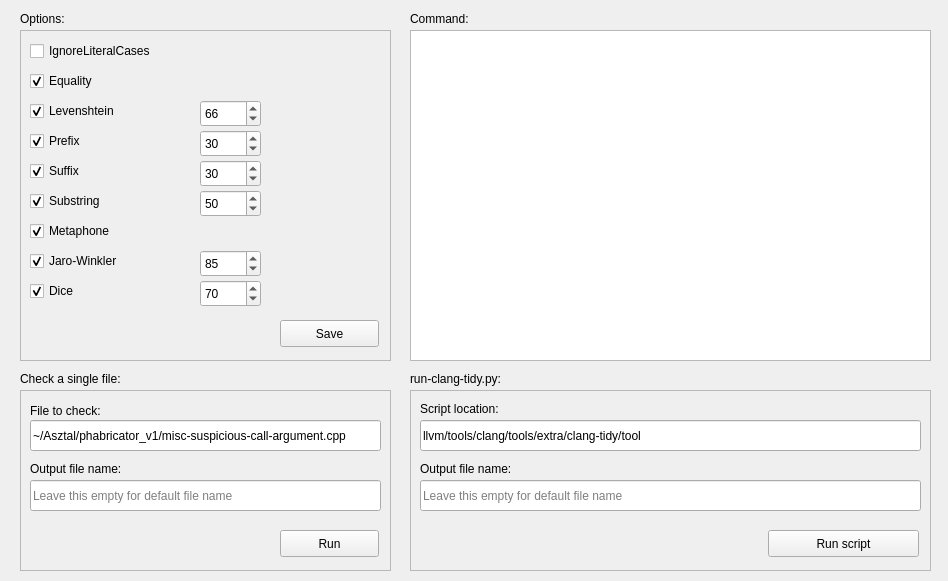
This is widget.ui in varjujan/SuspiciousCallArgumentConfig as Qt 5 draws it before an edit. The edited form follows.
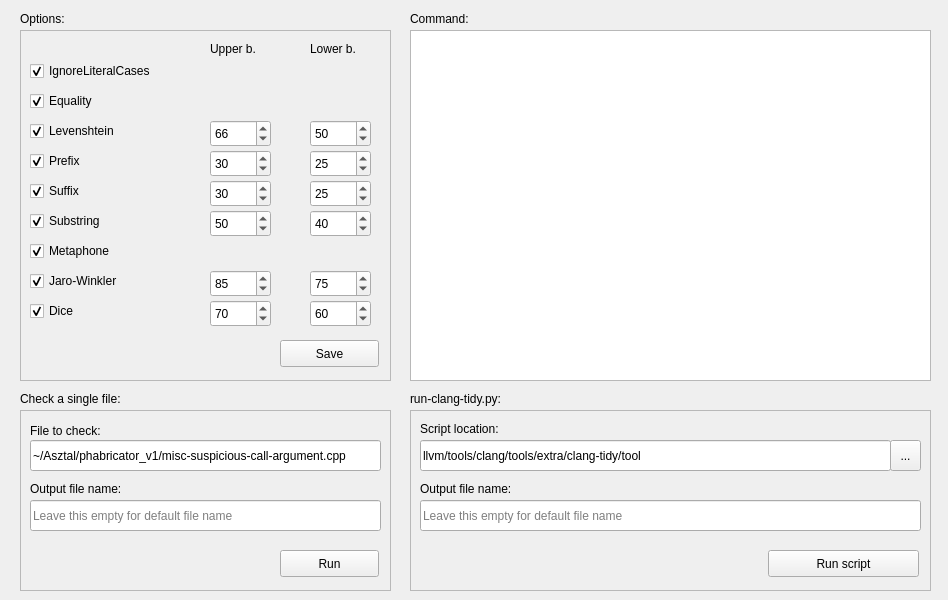
This is the edited form.

```diff
--- a/widget.ui
+++ b/widget.ui
@@ -10,7 +10,7 @@
     <x>0</x>
     <y>0</y>
     <width>948</width>
-    <height>581</height>
+    <height>600</height>
    </rect>
   </property>
   <property name="sizePolicy">
@@ -28,7 +28,7 @@
      <x>20</x>
      <y>30</y>
      <width>371</width>
-     <height>331</height>
+     <height>351</height>
     </rect>
    </property>
    <property name="frameShape">
@@ -41,7 +41,7 @@
     <property name="geometry">
      <rect>
       <x>10</x>
-      <y>250</y>
+      <y>270</y>
       <width>97</width>
       <height>22</height>
      </rect>
@@ -60,7 +60,7 @@
     <property name="geometry">
      <rect>
       <x>10</x>
-      <y>70</y>
+      <y>90</y>
       <width>111</width>
       <height>22</height>
      </rect>
@@ -79,7 +79,7 @@
     <property name="geometry">
      <rect>
       <x>10</x>
-      <y>100</y>
+      <y>120</y>
       <width>97</width>
       <height>22</height>
      </rect>
@@ -98,7 +98,7 @@
     <property name="geometry">
      <rect>
       <x>10</x>
-      <y>130</y>
+      <y>150</y>
       <width>97</width>
       <height>22</height>
      </rect>
@@ -117,7 +117,7 @@
     <property name="geometry">
      <rect>
       <x>10</x>
-      <y>190</y>
+      <y>210</y>
       <width>111</width>
       <height>22</height>
      </rect>
@@ -136,7 +136,7 @@
     <property name="geometry">
      <rect>
       <x>10</x>
-      <y>40</y>
+      <y>60</y>
       <width>97</width>
       <height>22</height>
      </rect>
@@ -155,7 +155,7 @@
     <property name="geometry">
      <rect>
       <x>10</x>
-      <y>160</y>
+      <y>180</y>
       <width>97</width>
       <height>22</height>
      </rect>
@@ -174,7 +174,7 @@
     <property name="geometry">
      <rect>
       <x>10</x>
-      <y>220</y>
+      <y>240</y>
       <width>121</width>
       <height>22</height>
      </rect>
@@ -193,7 +193,7 @@
     <property name="geometry">
      <rect>
       <x>10</x>
-      <y>10</y>
+      <y>30</y>
       <width>161</width>
       <height>22</height>
      </rect>
@@ -205,14 +205,14 @@
      <string>IgnoreLiteralCases</string>
     </property>
     <property name="checked">
-     <bool>false</bool>
+     <bool>true</bool>
     </property>
    </widget>
    <widget class="QSpinBox" name="diceSpinbox">
     <property name="geometry">
      <rect>
-      <x>180</x>
-      <y>250</y>
+      <x>190</x>
+      <y>270</y>
       <width>61</width>
       <height>27</height>
      </rect>
@@ -230,8 +230,8 @@
    <widget class="QSpinBox" name="levenshteinSpinbox">
     <property name="geometry">
      <rect>
-      <x>180</x>
-      <y>70</y>
+      <x>190</x>
+      <y>90</y>
       <width>61</width>
       <height>27</height>
      </rect>
@@ -249,8 +249,8 @@
    <widget class="QSpinBox" name="prefixSpinbox">
     <property name="geometry">
      <rect>
-      <x>180</x>
-      <y>100</y>
+      <x>190</x>
+      <y>120</y>
       <width>61</width>
       <height>27</height>
      </rect>
@@ -268,8 +268,8 @@
    <widget class="QSpinBox" name="suffixSpinbox">
     <property name="geometry">
      <rect>
-      <x>180</x>
-      <y>130</y>
+      <x>190</x>
+      <y>150</y>
       <width>61</width>
       <height>27</height>
      </rect>
@@ -287,8 +287,8 @@
    <widget class="QSpinBox" name="substringSpinbox">
     <property name="geometry">
      <rect>
-      <x>180</x>
-      <y>160</y>
+      <x>190</x>
+      <y>180</y>
       <width>61</width>
       <height>27</height>
      </rect>
@@ -306,8 +306,8 @@
    <widget class="QSpinBox" name="jaroSpinbox">
     <property name="geometry">
      <rect>
-      <x>180</x>
-      <y>220</y>
+      <x>190</x>
+      <y>240</y>
       <width>61</width>
       <height>27</height>
      </rect>
@@ -326,7 +326,7 @@
     <property name="geometry">
      <rect>
       <x>260</x>
-      <y>290</y>
+      <y>310</y>
       <width>99</width>
       <height>27</height>
      </rect>
@@ -335,6 +335,146 @@
      <string>Save</string>
     </property>
    </widget>
+   <widget class="QSpinBox" name="levenshteinLowerSpinbox">
+    <property name="geometry">
+     <rect>
+      <x>290</x>
+      <y>90</y>
+      <width>61</width>
+      <height>27</height>
+     </rect>
+    </property>
+    <property name="maximum">
+     <number>100</number>
+    </property>
+    <property name="singleStep">
+     <number>10</number>
+    </property>
+    <property name="value">
+     <number>50</number>
+    </property>
+   </widget>
+   <widget class="QSpinBox" name="prefixLowerSpinbox">
+    <property name="geometry">
+     <rect>
+      <x>290</x>
+      <y>120</y>
+      <width>61</width>
+      <height>27</height>
+     </rect>
+    </property>
+    <property name="maximum">
+     <number>100</number>
+    </property>
+    <property name="singleStep">
+     <number>10</number>
+    </property>
+    <property name="value">
+     <number>25</number>
+    </property>
+   </widget>
+   <widget class="QSpinBox" name="suffixLowerSpinbox">
+    <property name="geometry">
+     <rect>
+      <x>290</x>
+      <y>150</y>
+      <width>61</width>
+      <height>27</height>
+     </rect>
+    </property>
+    <property name="maximum">
+     <number>100</number>
+    </property>
+    <property name="singleStep">
+     <number>10</number>
+    </property>
+    <property name="value">
+     <number>25</number>
+    </property>
+   </widget>
+   <widget class="QSpinBox" name="substringLowerSpinbox">
+    <property name="geometry">
+     <rect>
+      <x>290</x>
+      <y>180</y>
+      <width>61</width>
+      <height>27</height>
+     </rect>
+    </property>
+    <property name="maximum">
+     <number>100</number>
+    </property>
+    <property name="singleStep">
+     <number>10</number>
+    </property>
+    <property name="value">
+     <number>40</number>
+    </property>
+   </widget>
+   <widget class="QSpinBox" name="jaroLowerSpinbox">
+    <property name="geometry">
+     <rect>
+      <x>290</x>
+      <y>240</y>
+      <width>61</width>
+      <height>27</height>
+     </rect>
+    </property>
+    <property name="maximum">
+     <number>100</number>
+    </property>
+    <property name="singleStep">
+     <number>10</number>
+    </property>
+    <property name="value">
+     <number>75</number>
+    </property>
+   </widget>
+   <widget class="QSpinBox" name="diceLowerSpinbox">
+    <property name="geometry">
+     <rect>
+      <x>290</x>
+      <y>270</y>
+      <width>61</width>
+      <height>27</height>
+     </rect>
+    </property>
+    <property name="maximum">
+     <number>100</number>
+    </property>
+    <property name="singleStep">
+     <number>10</number>
+    </property>
+    <property name="value">
+     <number>60</number>
+    </property>
+   </widget>
+   <widget class="QLabel" name="label_9">
+    <property name="geometry">
+     <rect>
+      <x>190</x>
+      <y>10</y>
+      <width>67</width>
+      <height>17</height>
+     </rect>
+    </property>
+    <property name="text">
+     <string>Upper b.</string>
+    </property>
+   </widget>
+   <widget class="QLabel" name="label_10">
+    <property name="geometry">
+     <rect>
+      <x>290</x>
+      <y>10</y>
+      <width>67</width>
+      <height>17</height>
+     </rect>
+    </property>
+    <property name="text">
+     <string>Lower b.</string>
+    </property>
+   </widget>
   </widget>
   <widget class="QTextBrowser" name="textBrowser">
    <property name="geometry">
@@ -342,7 +482,7 @@
      <x>410</x>
      <y>30</y>
      <width>521</width>
-     <height>331</height>
+     <height>351</height>
     </rect>
    </property>
   </widget>
@@ -376,7 +516,7 @@
    <property name="geometry">
     <rect>
      <x>20</x>
-     <y>390</y>
+     <y>410</y>
      <width>371</width>
      <height>181</height>
     </rect>
@@ -463,7 +603,7 @@
    <property name="geometry">
     <rect>
      <x>20</x>
-     <y>370</y>
+     <y>390</y>
      <width>231</width>
      <height>17</height>
     </rect>
@@ -476,7 +616,7 @@
    <property name="geometry">
     <rect>
      <x>410</x>
-     <y>390</y>
+     <y>410</y>
      <width>521</width>
      <height>181</height>
     </rect>
@@ -492,7 +632,7 @@
      <rect>
       <x>10</x>
       <y>30</y>
-      <width>501</width>
+      <width>471</width>
       <height>31</height>
      </rect>
     </property>
@@ -558,12 +698,25 @@
      <string>Run script</string>
     </property>
    </widget>
+   <widget class="QToolButton" name="browseScriptLocationBUtton">
+    <property name="geometry">
+     <rect>
+      <x>480</x>
+      <y>30</y>
+      <width>31</width>
+      <height>31</height>
+     </rect>
+    </property>
+    <property name="text">
+     <string>...</string>
+    </property>
+   </widget>
   </widget>
   <widget class="QLabel" name="label_6">
    <property name="geometry">
     <rect>
      <x>410</x>
-     <y>370</y>
+     <y>390</y>
      <width>231</width>
      <height>17</height>
     </rect>
```
